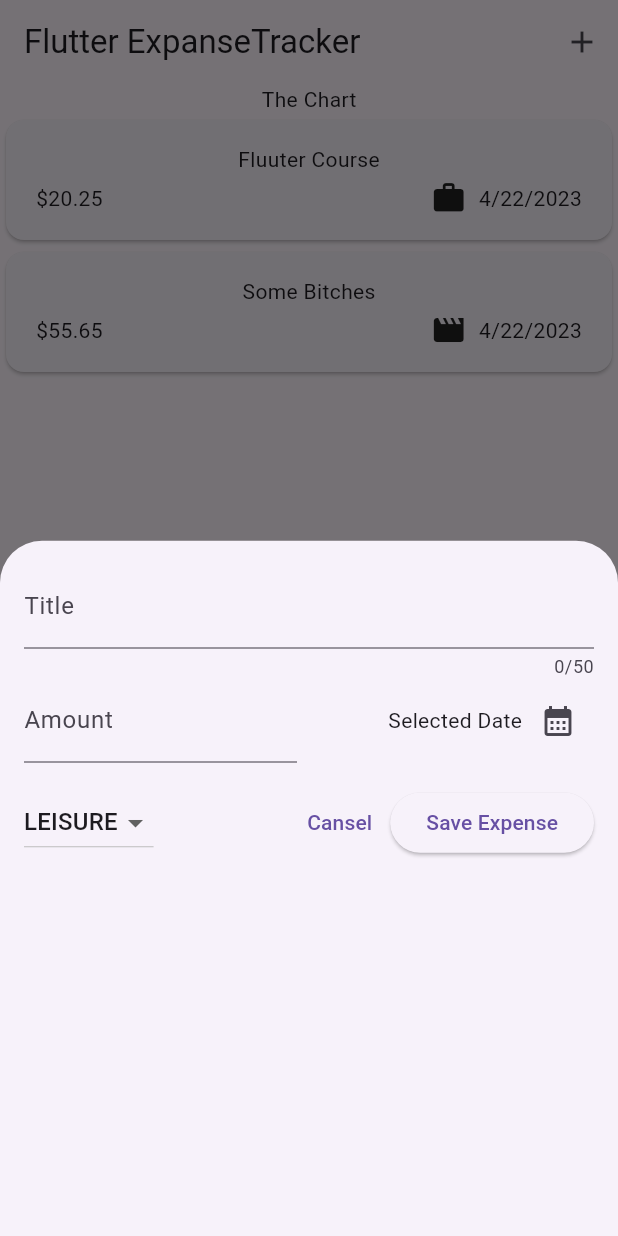
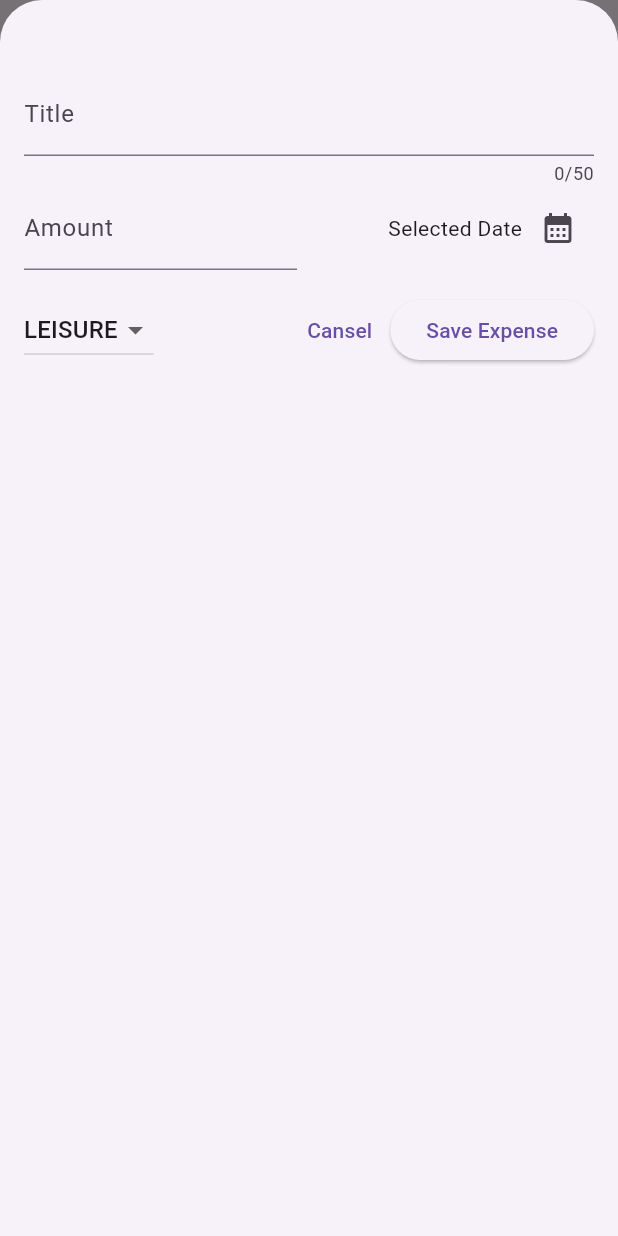
Before and after one commit to matinbhdrn77/expenses_tracker, a Flutter app: the screen it shows after launch, after a tap on the "add" icon, on a phone screen of 412 x 824 dp. Run offline on Flutter 3.47's test engine with Material 2 defaults, Android fonts, the phone set to English and light mode, and no system bars.

Commit message:
handling for adding new expense

```diff
--- a/lib/widgets/expenses.dart
+++ b/lib/widgets/expenses.dart
@@ -26,8 +26,18 @@ class _ExpensesState extends State<Expenses> {
   ];
 
   void _openAddExpenseOverlay() {
-    showModalBottomSheet(context: context, builder:(ctx) {
-      return const NewExpense();
+    showModalBottomSheet(
+      isScrollControlled: true,
+      context: context,
+      builder: (ctx) {
+        return NewExpense(onAddExpense: _addExpense);
+      },
+    );
+  }
+
+  void _addExpense(Expense expense) {
+    setState(() {
+      _registeredExpenses.add(expense);
     });
   }
 
--- a/lib/widgets/new_expense.dart
+++ b/lib/widgets/new_expense.dart
@@ -3,7 +3,9 @@ import 'package:flutter/material.dart';
 import 'package:expense_tracker/models/expense.dart';
 
 class NewExpense extends StatefulWidget {
-  const NewExpense({super.key});
+  const NewExpense({super.key, required this.onAddExpense});
+
+  final void Function(Expense expense) onAddExpense;
 
   @override
   State<NewExpense> createState() => _NewExpenseState();
@@ -39,16 +41,29 @@ class _NewExpenseState extends State<NewExpense> {
         context: context,
         builder: (ctx) => AlertDialog(
           title: const Text('Ivalid Input'),
-          content: const Text('Please make sure a valid title, amount and date was entered'),
+          content: const Text(
+              'Please make sure a valid title, amount and date was entered'),
           actions: [
-            TextButton(onPressed: (){
-              Navigator.pop(ctx);
-            }, child: const Text('Okay'))
+            TextButton(
+                onPressed: () {
+                  Navigator.pop(ctx);
+                },
+                child: const Text('Okay'))
           ],
-
         ),
       );
+      return;
     }
+
+    widget.onAddExpense(
+      Expense(
+        title: _titleController.text,
+        amount: enteredAmount,
+        date: _selectedDate!,
+        category: _selectedCategory,
+      ),
+    );
+    Navigator.pop(context);
   }
 
   @override
@@ -61,7 +76,7 @@ class _NewExpenseState extends State<NewExpense> {
   @override
   Widget build(BuildContext context) {
     return Padding(
-      padding: const EdgeInsets.all(16),
+      padding: const EdgeInsets.fromLTRB(16, 48, 16, 16),
       child: Column(children: [
         TextField(
           controller: _titleController,
@@ -131,7 +146,9 @@ class _NewExpenseState extends State<NewExpense> {
                   Navigator.pop(context);
                 },
                 child: const Text('Cansel')),
-            ElevatedButton(onPressed: _submitExpenseData, child: const Text('Save Expense'))
+            ElevatedButton(
+                onPressed: _submitExpenseData,
+                child: const Text('Save Expense'))
           ],
         )
       ]),
```
